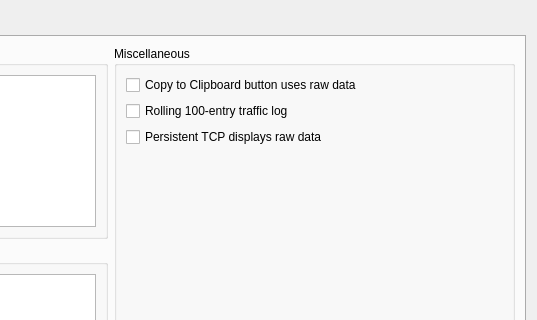
This is src/settings.ui in dannagle/PacketSender as Qt 5 draws it before an edit; both pictures show x 316 to 853 and y 0 to 320 of the 853 by 545 pixel window. The edited form follows.
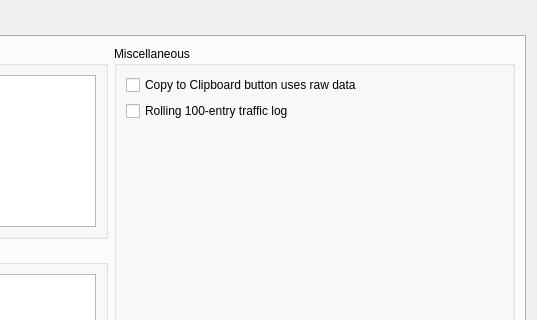
This is the edited form.

Commit message: added search and raw/ascii toggle to persistent connection dialog

The edit to the form file:
```diff
--- a/src/settings.ui
+++ b/src/settings.ui
@@ -124,13 +124,6 @@
             </property>
            </widget>
           </item>
-          <item>
-           <widget class="QCheckBox" name="persistentTCPrawCheck">
-            <property name="text">
-             <string>Persistent TCP displays raw data</string>
-            </property>
-           </widget>
-          </item>
           <item>
            <spacer name="verticalSpacer_6">
             <property name="orientation">
```
The commit also changes 5 other files.
